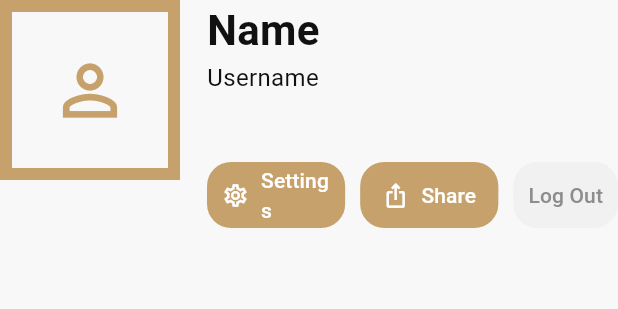
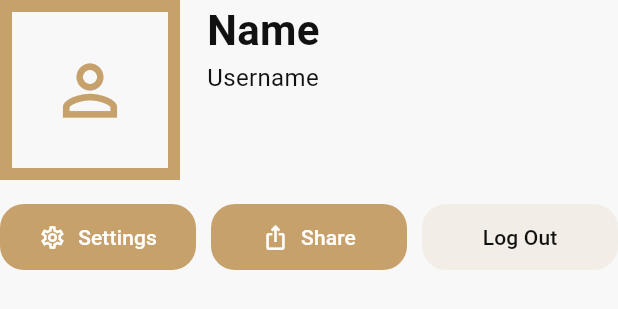
Before and after one commit to nick-mama/ChoreMate, a Flutter app: the _ProfileSection widget shown alone on an empty page, opened directly with empty values, on a phone screen of 412 x 824 dp. Shown: the top 309 px of the screen. Run offline on Flutter 3.47's test engine with Material 3 defaults, Android fonts, the phone set to English and light mode, and no system bars; our stand-ins replace cloud_firestore, firebase_auth, firebase_core, fl_chart; accounts and stored records are empty.

Commit message:
reformatted buttons on account page

```diff
--- a/lib/features/account/pages/account_page.dart
+++ b/lib/features/account/pages/account_page.dart
@@ -180,7 +180,10 @@ class _ProfileSection extends StatelessWidget {
 
   @override
   Widget build(BuildContext context) {
-    return Row(
+    return Column(
+      crossAxisAlignment: CrossAxisAlignment.start,
+      children: [
+        Row(
           crossAxisAlignment: CrossAxisAlignment.start,
           children: [
             const _ProfileAvatarBox(),
@@ -204,9 +207,17 @@ class _ProfileSection extends StatelessWidget {
                   const SizedBox(height: 4),
                   Text(
                     householdName,
-                style: const TextStyle(fontSize: 16, color: AppColors.muted),
+                    style: const TextStyle(
+                      fontSize: 16,
+                      color: AppColors.muted,
                     ),
-              const SizedBox(height: 18),
+                  ),
+                ],
+              ),
+            ),
+          ],
+        ),
+        const SizedBox(height: 16),
         Row(
           children: [
             Expanded(
@@ -225,11 +236,8 @@ class _ProfileSection extends StatelessWidget {
               ),
             ),
             const SizedBox(width: 10),
-                  SizedBox(child: _LogOutButton(onTap: onSignOut)),
+            Expanded(child: _LogOutButton(onTap: onSignOut)),
           ],
-              ),
-            ],
-          ),
         ),
       ],
     );
@@ -301,8 +309,8 @@ class _LogOutButton extends StatelessWidget {
       height: 44,
       child: ElevatedButton(
         style: ElevatedButton.styleFrom(
-          backgroundColor: AppColors.field,
-          foregroundColor: AppColors.muted,
+          backgroundColor: AppColors.cream,
+          foregroundColor: AppColors.text,
           elevation: 0,
           padding: const EdgeInsets.symmetric(horizontal: 10),
           shape: RoundedRectangleBorder(
```
Lines whose indentation alone changed are shown as unchanged.
